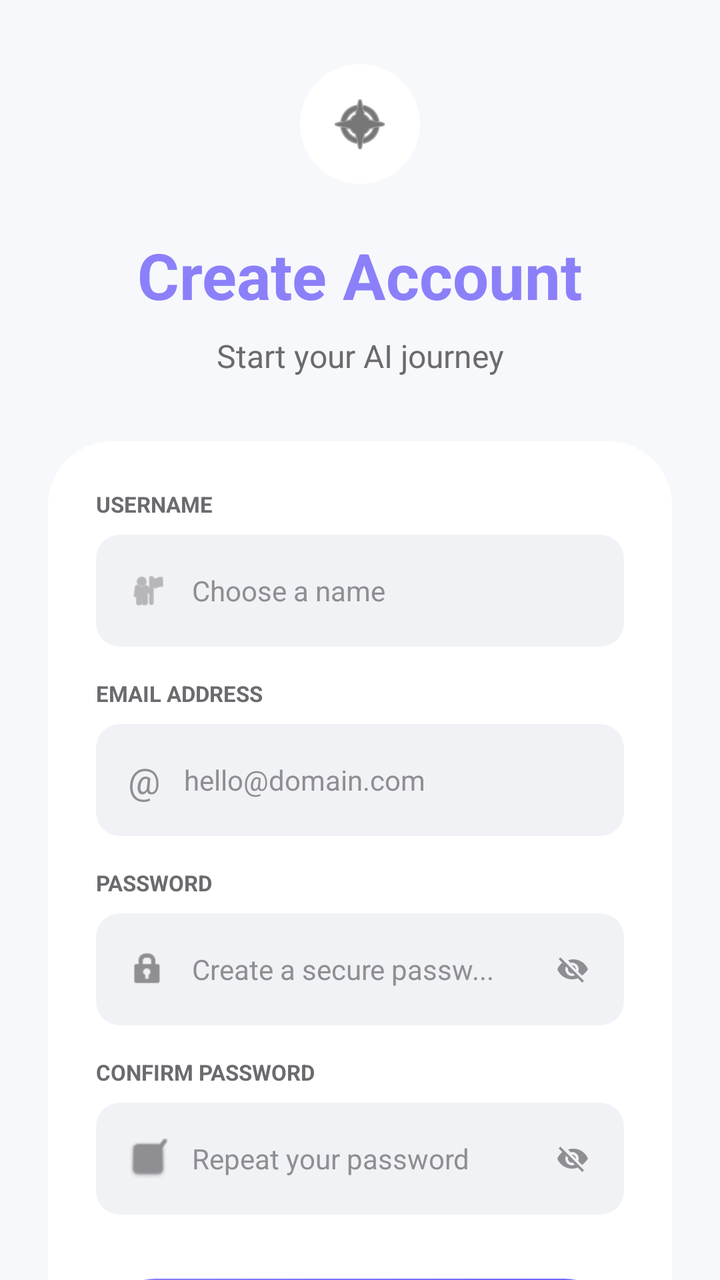
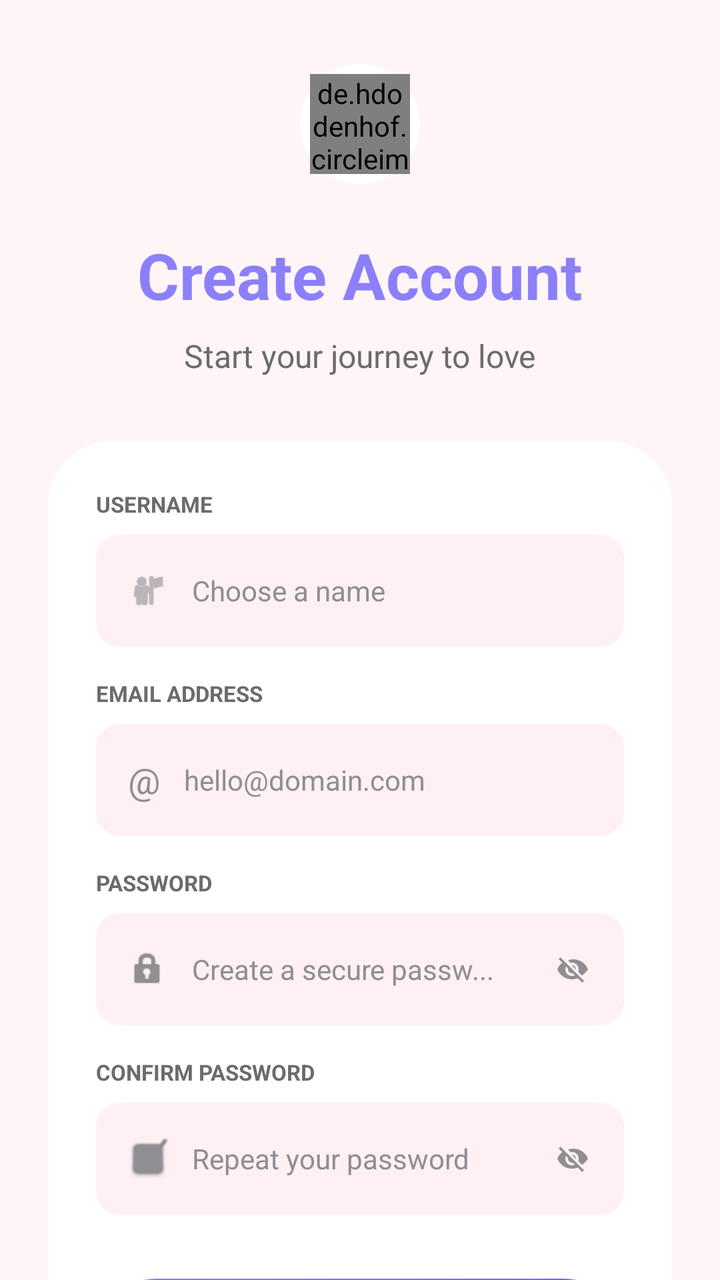

Before-and-after screenshots of an Android layout around one commit, followed by the original layout XML and the change that was made.
<!-- AndroidManifest.xml: application theme Theme.Chstbot -->
<!-- res/layout/activity_register.xml -->
<?xml version="1.0" encoding="utf-8"?>
<androidx.core.widget.NestedScrollView xmlns:android="http://schemas.android.com/apk/res/android"
    xmlns:app="http://schemas.android.com/apk/res-auto"
    xmlns:tools="http://schemas.android.com/tools"
    android:layout_width="match_parent"
    android:layout_height="match_parent"
    android:background="@color/bg_main"
    android:fillViewport="true"
    android:fitsSystemWindows="true">

    <androidx.constraintlayout.widget.ConstraintLayout
        android:layout_width="match_parent"
        android:layout_height="wrap_content"
        android:paddingBottom="32dp">

        
        <View
            android:id="@+id/viewIconBg"
            android:layout_width="60dp"
            android:layout_height="60dp"
            android:layout_marginTop="32dp"
            android:background="@drawable/bg_circle"
            android:backgroundTint="@color/bg_card"
            app:layout_constraintEnd_toEndOf="parent"
            app:layout_constraintStart_toStartOf="parent"
            app:layout_constraintTop_toTopOf="parent" />

        <ImageView
            android:layout_width="32dp"
            android:layout_height="32dp"
            android:src="@android:drawable/ic_menu_compass"
            app:layout_constraintBottom_toBottomOf="@id/viewIconBg"
            app:layout_constraintEnd_toEndOf="@id/viewIconBg"
            app:layout_constraintStart_toStartOf="@id/viewIconBg"
            app:layout_constraintTop_toTopOf="@id/viewIconBg"
            app:tint="@color/text_main" />

        <TextView
            android:id="@+id/tvTitle"
            android:layout_width="wrap_content"
            android:layout_height="wrap_content"
            android:layout_marginTop="24dp"
            android:text="Create Account"
            android:textColor="@color/accent_purple"
            android:textSize="32sp"
            android:textStyle="bold"
            app:layout_constraintEnd_toEndOf="parent"
            app:layout_constraintStart_toStartOf="parent"
            app:layout_constraintTop_toBottomOf="@id/viewIconBg" />

        <TextView
            android:id="@+id/tvSubtitle"
            android:layout_width="wrap_content"
            android:layout_height="wrap_content"
            android:layout_marginTop="8dp"
            android:text="Start your AI journey"
            android:textColor="@color/text_label"
            android:textSize="16sp"
            app:layout_constraintEnd_toEndOf="parent"
            app:layout_constraintStart_toStartOf="parent"
            app:layout_constraintTop_toBottomOf="@id/tvTitle" />

        
        <androidx.constraintlayout.widget.ConstraintLayout
            android:id="@+id/cardLayout"
            android:layout_width="0dp"
            android:layout_height="wrap_content"
            android:layout_marginHorizontal="24dp"
            android:layout_marginTop="32dp"
            android:background="@drawable/bg_register_card"
            android:padding="24dp"
            app:layout_constraintEnd_toEndOf="parent"
            app:layout_constraintStart_toStartOf="parent"
            app:layout_constraintTop_toBottomOf="@id/tvSubtitle">

            
            <TextView
                android:id="@+id/labelUser"
                android:layout_width="wrap_content"
                android:layout_height="wrap_content"
                android:text="USERNAME"
                android:textColor="@color/text_label"
                android:textSize="11sp"
                android:textStyle="bold"
                app:layout_constraintStart_toStartOf="parent"
                app:layout_constraintTop_toTopOf="parent" />

            <LinearLayout
                android:id="@+id/llUser"
                android:layout_width="match_parent"
                android:layout_height="56dp"
                android:layout_marginTop="8dp"
                android:background="@drawable/bg_input_field"
                android:gravity="center_vertical"
                android:orientation="horizontal"
                android:paddingHorizontal="16dp"
                app:layout_constraintTop_toBottomOf="@id/labelUser">

                <ImageView
                    android:layout_width="20dp"
                    android:layout_height="20dp"
                    android:src="@android:drawable/ic_menu_myplaces"
                    app:tint="@color/text_hint" />

                <EditText
                    android:id="@+id/etUsername"
                    android:layout_width="match_parent"
                    android:layout_height="match_parent"
                    android:layout_marginStart="12dp"
                    android:background="@null"
                    android:hint="Choose a name"
                    android:textColor="@color/text_main"
                    android:textColorHint="@color/text_hint"
                    android:textSize="14sp" />
            </LinearLayout>

            
            <TextView
                android:id="@+id/labelEmail"
                android:layout_width="wrap_content"
                android:layout_height="wrap_content"
                android:layout_marginTop="16dp"
                android:text="EMAIL ADDRESS"
                android:textColor="@color/text_label"
                android:textSize="11sp"
                android:textStyle="bold"
                app:layout_constraintStart_toStartOf="parent"
                app:layout_constraintTop_toBottomOf="@id/llUser" />

            <LinearLayout
                android:id="@+id/llEmail"
                android:layout_width="match_parent"
                android:layout_height="56dp"
                android:layout_marginTop="8dp"
                android:background="@drawable/bg_input_field"
                android:gravity="center_vertical"
                android:orientation="horizontal"
                android:paddingHorizontal="16dp"
                app:layout_constraintTop_toBottomOf="@id/labelEmail">

                <TextView
                    android:layout_width="wrap_content"
                    android:layout_height="wrap_content"
                    android:text="@"
                    android:textColor="@color/text_hint"
                    android:textSize="18sp" />

                <EditText
                    android:id="@+id/etEmail"
                    android:layout_width="match_parent"
                    android:layout_height="match_parent"
                    android:layout_marginStart="12dp"
                    android:background="@null"
                    android:hint="hello@domain.com"
                    android:inputType="textEmailAddress"
                    android:textColor="@color/text_main"
                    android:textColorHint="@color/text_hint"
                    android:textSize="14sp" />
            </LinearLayout>

            
            <TextView
                android:id="@+id/labelPass"
                android:layout_width="wrap_content"
                android:layout_height="wrap_content"
                android:layout_marginTop="16dp"
                android:text="PASSWORD"
                android:textColor="@color/text_label"
                android:textSize="11sp"
                android:textStyle="bold"
                app:layout_constraintStart_toStartOf="parent"
                app:layout_constraintTop_toBottomOf="@id/llEmail" />

            <LinearLayout
                android:id="@+id/llPass"
                android:layout_width="match_parent"
                android:layout_height="56dp"
                android:layout_marginTop="8dp"
                android:background="@drawable/bg_input_field"
                android:gravity="center_vertical"
                android:orientation="horizontal"
                android:paddingHorizontal="16dp"
                app:layout_constraintTop_toBottomOf="@id/labelPass">

                <ImageView
                    android:layout_width="20dp"
                    android:layout_height="20dp"
                    android:src="@android:drawable/ic_lock_idle_lock"
                    app:tint="@color/text_hint" />

                <EditText
                    android:id="@+id/etPassword"
                    android:layout_width="0dp"
                    android:layout_height="match_parent"
                    android:layout_marginStart="12dp"
                    android:layout_weight="1"
                    android:background="@null"
                    android:hint="Create a secure passw..."
                    android:inputType="textPassword"
                    android:textColor="@color/text_main"
                    android:textColorHint="@color/text_hint"
                    android:textSize="14sp" />

                <ImageView
                    android:id="@+id/ivPasswordToggle"
                    android:layout_width="20dp"
                    android:layout_height="20dp"
                    android:src="@drawable/ic_eye_hidden"
                    app:tint="@color/text_hint"
                    android:padding="2dp"
                    android:clickable="true"
                    android:focusable="true" />
            </LinearLayout>

            
            <TextView
                android:id="@+id/labelConfirm"
                android:layout_width="wrap_content"
                android:layout_height="wrap_content"
                android:layout_marginTop="16dp"
                android:text="CONFIRM PASSWORD"
                android:textColor="@color/text_label"
                android:textSize="11sp"
                android:textStyle="bold"
                app:layout_constraintStart_toStartOf="parent"
                app:layout_constraintTop_toBottomOf="@id/llPass" />

            <LinearLayout
                android:id="@+id/llConfirm"
                android:layout_width="match_parent"
                android:layout_height="56dp"
                android:layout_marginTop="8dp"
                android:background="@drawable/bg_input_field"
                android:gravity="center_vertical"
                android:orientation="horizontal"
                android:paddingHorizontal="16dp"
                app:layout_constraintTop_toBottomOf="@id/labelConfirm">

                <ImageView
                    android:layout_width="20dp"
                    android:layout_height="20dp"
                    android:src="@android:drawable/checkbox_on_background"
                    app:tint="@color/text_hint" />

                <EditText
                    android:id="@+id/etConfirmPassword"
                    android:layout_width="0dp"
                    android:layout_height="match_parent"
                    android:layout_marginStart="12dp"
                    android:layout_weight="1"
                    android:background="@null"
                    android:hint="Repeat your password"
                    android:inputType="textPassword"
                    android:textColor="@color/text_main"
                    android:textColorHint="@color/text_hint"
                    android:textSize="14sp" />

                <ImageView
                    android:id="@+id/ivConfirmPasswordToggle"
                    android:layout_width="20dp"
                    android:layout_height="20dp"
                    android:src="@drawable/ic_eye_hidden"
                    app:tint="@color/text_hint"
                    android:padding="2dp"
                    android:clickable="true"
                    android:focusable="true" />
            </LinearLayout>

            
            <Button
                android:id="@+id/btnRegister"
                android:layout_width="match_parent"
                android:layout_height="60dp"
                android:layout_marginTop="32dp"
                android:background="@drawable/bg_signup_button"
                android:text="Sign Up"
                android:textAllCaps="false"
                android:textColor="@color/white"
                android:textSize="16sp"
                android:textStyle="bold"
                app:backgroundTint="@null"
                app:layout_constraintTop_toBottomOf="@id/llConfirm" />

            
            <LinearLayout
                android:id="@+id/llDivider"
                android:layout_width="match_parent"
                android:layout_height="wrap_content"
                android:layout_marginTop="24dp"
                android:gravity="center"
                android:orientation="horizontal"
                app:layout_constraintTop_toBottomOf="@id/btnRegister">

                <View
                    android:layout_width="0dp"
                    android:layout_height="1dp"
                    android:layout_weight="1"
                    android:background="@color/stroke_input" />

                <TextView
                    android:layout_width="wrap_content"
                    android:layout_height="wrap_content"
                    android:layout_marginHorizontal="12dp"
                    android:text="OR"
                    android:textColor="@color/text_label"
                    android:textSize="11sp" />

                <View
                    android:layout_width="0dp"
                    android:layout_height="1dp"
                    android:layout_weight="1"
                    android:background="@color/stroke_input" />
            </LinearLayout>

            
            <LinearLayout
                android:id="@+id/btnGoogle"
                android:layout_width="match_parent"
                android:layout_height="56dp"
                android:layout_marginTop="24dp"
                android:background="@drawable/bg_google_button"
                android:gravity="center"
                android:orientation="horizontal"
                app:layout_constraintTop_toBottomOf="@id/llDivider">

                <ImageView
                    android:layout_width="20dp"
                    android:layout_height="20dp"
                    android:src="@android:drawable/ic_menu_search" />

                <TextView
                    android:layout_width="wrap_content"
                    android:layout_height="wrap_content"
                    android:layout_marginStart="12dp"
                    android:text="Continue with Google"
                    android:textColor="@color/text_main"
                    android:textSize="14sp"
                    android:textStyle="bold" />
            </LinearLayout>

        </androidx.constraintlayout.widget.ConstraintLayout>

        
        <LinearLayout
            android:layout_width="wrap_content"
            android:layout_height="wrap_content"
            android:layout_marginTop="32dp"
            android:layout_marginBottom="32dp"
            android:orientation="horizontal"
            app:layout_constraintBottom_toBottomOf="parent"
            app:layout_constraintEnd_toEndOf="parent"
            app:layout_constraintStart_toStartOf="parent"
            app:layout_constraintTop_toBottomOf="@id/cardLayout">

            <TextView
                android:layout_width="wrap_content"
                android:layout_height="wrap_content"
                android:text="Already have an account? "
                android:textColor="@color/text_label"
                android:textSize="14sp" />

            <TextView
                android:id="@+id/tvLogin"
                android:layout_width="wrap_content"
                android:layout_height="wrap_content"
                android:text="Login"
                android:textColor="@color/accent_purple"
                android:textSize="14sp"
                android:textStyle="bold" />
        </LinearLayout>

    </androidx.constraintlayout.widget.ConstraintLayout>

</androidx.core.widget.NestedScrollView>
<!-- resources referenced by this layout -->
<resources>
  <color name="accent_purple">#8B80F9</color>
  <color name="bg_card">#FFFFFF</color>
  <color name="bg_main">#F7F8FC</color>
  <color name="stroke_input">#E0E3EB</color>
  <color name="text_hint">#8E8E93</color>
  <color name="text_label">#6B6B6F</color>
  <color name="text_main">#1C1C1E</color>
  <color name="white">#FFFFFF</color>
  <!-- drawable bg_circle (drawable) -->
  <?xml version="1.0" encoding="utf-8"?>
  <shape xmlns:android="http://schemas.android.com/apk/res/android">
      <solid android:color="#E0E0E0"/>
      <corners android:radius="100dp"/>
  </shape>
  <!-- drawable bg_google_button (drawable) -->
  <?xml version="1.0" encoding="utf-8"?>
  <shape xmlns:android="http://schemas.android.com/apk/res/android">
      <stroke android:width="1dp" android:color="#3A3F4B" />
      <corners android:radius="30dp" />
  </shape>
  <!-- drawable bg_input_field (drawable) -->
  <?xml version="1.0" encoding="utf-8"?>
  <shape xmlns:android="http://schemas.android.com/apk/res/android">
      <solid android:color="@color/bg_input" />
      <corners android:radius="12dp" />
  </shape>
  <!-- drawable bg_register_card (drawable) -->
  <?xml version="1.0" encoding="utf-8"?>
  <shape xmlns:android="http://schemas.android.com/apk/res/android">
      <solid android:color="@color/bg_card" />
      <corners android:radius="32dp" />
  </shape>
  <!-- drawable bg_signup_button (drawable) -->
  <?xml version="1.0" encoding="utf-8"?>
  <shape xmlns:android="http://schemas.android.com/apk/res/android">
      <gradient
          android:startColor="#8B80F9"
          android:endColor="#6C63FF"
          android:angle="0" />
      <corners android:radius="30dp" />
  </shape>
  <style name="Theme.Chstbot" parent="Base.Theme.Chstbot" />
  <color name="bg_input">#F1F2F6</color>
  <style name="Base.Theme.Chstbot" parent="Theme.Material3.DayNight.NoActionBar">
          <item name="colorPrimary">@color/primary</item>
          <item name="colorSecondary">@color/secondary</item>
  
          <item name="android:colorBackground">@color/bg_main</item>
          <item name="android:textColor">@color/text_main</item>
          
          
          <item name="android:windowAnimationStyle">@style/CustomActivityAnimation</item>
          
          
          <item name="android:statusBarColor">@color/bg_main</item>
          <item name="android:windowLightStatusBar" tools:targetApi="m">true</item>
  
          
          <item name="materialAlertDialogTheme">@style/ThemeOverlay.Chstbot.MaterialAlertDialog</item>
      </style>
  <color name="primary">#8B80F9</color>
  <color name="secondary">#9B8CFF</color>
  <style name="CustomActivityAnimation" parent="@android:style/Animation.Activity">
          <item name="android:activityOpenEnterAnimation">@anim/slide_in_right</item>
          <item name="android:activityOpenExitAnimation">@anim/slide_out_left</item>
          <item name="android:activityCloseEnterAnimation">@anim/slide_in_left</item>
          <item name="android:activityCloseExitAnimation">@anim/slide_out_right</item>
      </style>
  <style name="ThemeOverlay.Chstbot.MaterialAlertDialog" parent="ThemeOverlay.Material3.MaterialAlertDialog">
          <item name="colorSurface">@color/bg_card</item>
          <item name="colorOnSurface">@color/text_main</item>
          <item name="android:textColorPrimary">@color/text_main</item>
          <item name="colorPrimary">@color/primary</item>
          
          <item name="buttonBarPositiveButtonStyle">@style/Chstbot.Dialog.Button</item>
          <item name="buttonBarNegativeButtonStyle">@style/Chstbot.Dialog.Button</item>
          <item name="buttonBarNeutralButtonStyle">@style/Chstbot.Dialog.Button</item>
      </style>
  <style name="Chstbot.Dialog.Button" parent="Widget.Material3.Button.TextButton">
          <item name="android:textColor">@color/primary</item>
          <item name="android:fontFamily">@font/poppins_bold</item>
      </style>
  <!-- unchanged entries left out for length: 1 -->
</resources>

<!-- the commit's change to res/layout/activity_register.xml (unified diff, before → after) -->
@@ -25,15 +25,14 @@
             app:layout_constraintStart_toStartOf="parent"
             app:layout_constraintTop_toTopOf="parent" />
 
-        <ImageView
-            android:layout_width="32dp"
-            android:layout_height="32dp"
-            android:src="@android:drawable/ic_menu_compass"
+        <de.hdodenhof.circleimageview.CircleImageView
+            android:layout_width="50dp"
+            android:layout_height="50dp"
+            android:src="@drawable/icon"
             app:layout_constraintBottom_toBottomOf="@id/viewIconBg"
             app:layout_constraintEnd_toEndOf="@id/viewIconBg"
             app:layout_constraintStart_toStartOf="@id/viewIconBg"
-            app:layout_constraintTop_toTopOf="@id/viewIconBg"
-            app:tint="@color/text_main" />
+            app:layout_constraintTop_toTopOf="@id/viewIconBg"/>
 
         <TextView
             android:id="@+id/tvTitle"
@@ -53,7 +52,7 @@
             android:layout_width="wrap_content"
             android:layout_height="wrap_content"
             android:layout_marginTop="8dp"
-            android:text="Start your AI journey"
+            android:text="Start your journey to love"
             android:textColor="@color/text_label"
             android:textSize="16sp"
             app:layout_constraintEnd_toEndOf="parent"
<!-- resource entries referenced after the edit -->
@@ -2,8 +2,8 @@
 <resources>
   <color name="accent_purple">#8B80F9</color>
   <color name="bg_card">#FFFFFF</color>
-  <color name="bg_main">#F7F8FC</color>
-  <color name="stroke_input">#E0E3EB</color>
+  <color name="bg_main">#FFF5F7</color>
+  <color name="stroke_input">#F5E1E5</color>
   <color name="text_hint">#8E8E93</color>
   <color name="text_label">#6B6B6F</color>
   <color name="text_main">#1C1C1E</color>
@@ -41,8 +41,9 @@
           android:angle="0" />
       <corners android:radius="30dp" />
   </shape>
+  <!-- drawable icon: png bitmap (drawable, 160397 bytes) -->
   <style name="Theme.Chstbot" parent="Base.Theme.Chstbot" />
-  <color name="bg_input">#F1F2F6</color>
+  <color name="bg_input">#FFF0F3</color>
   <style name="Base.Theme.Chstbot" parent="Theme.Material3.DayNight.NoActionBar">
           <item name="colorPrimary">@color/primary</item>
           <item name="colorSecondary">@color/secondary</item>
